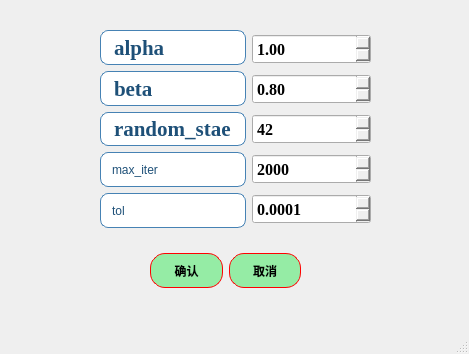
Above: ui/algorithms7_MTW_para.ui from azhongege24/predict_first before the change. Below: the same form after it.
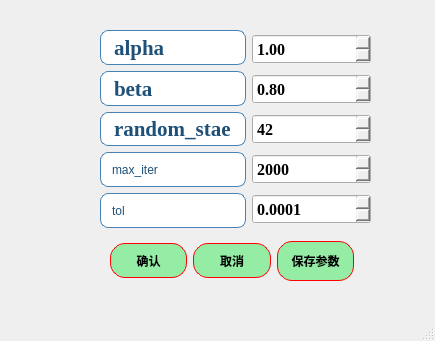
That is the form after the change.

Commit message: 添加了参数记忆功能，然后更新了版本，然后增加了输出结果滚动界面

What changed in the file:
```diff
--- a/ui/algorithms7_MTW_para.ui
+++ b/ui/algorithms7_MTW_para.ui
@@ -6,88 +6,14 @@
    <rect>
     <x>0</x>
     <y>0</y>
-    <width>469</width>
-    <height>354</height>
+    <width>435</width>
+    <height>341</height>
    </rect>
   </property>
   <property name="windowTitle">
    <string>MTW参数选择</string>
   </property>
   <widget class="QWidget" name="centralwidget">
-   <widget class="QWidget" name="layoutWidget">
-    <property name="geometry">
-     <rect>
-      <x>150</x>
-      <y>250</y>
-      <width>151</width>
-      <height>41</height>
-     </rect>
-    </property>
-    <layout class="QHBoxLayout" name="horizontalLayout">
-     <item>
-      <widget class="QPushButton" name="pushButton">
-       <property name="minimumSize">
-        <size>
-         <width>0</width>
-         <height>35</height>
-        </size>
-       </property>
-       <property name="styleSheet">
-        <string notr="true">QPushButton{
-border:1px solid red;   /*边框的粗细，颜色*/
-border-radius:15px;    /*设置圆角半径 */
-padding:2px 4px;  /*QFrame边框与内部其它部件的距离*/
-background-color: rgb(149, 236, 165);	/*背景颜色*/
-color:rgb(0, 0, 0);		/*字体颜色*/
-	font: 18pt &quot;楷体&quot;;
-
-font:bold;
-}
-QPushButton:hover {
-    background-color: rgb(177, 244, 155);    /* 悬停时背景色 */
-}
-QPushButton:pressed {
-    background-color:rgb(99, 181, 255);     /* 点击时背景色 */
-}</string>
-       </property>
-       <property name="text">
-        <string>确认</string>
-       </property>
-      </widget>
-     </item>
-     <item>
-      <widget class="QPushButton" name="pushButton_2">
-       <property name="minimumSize">
-        <size>
-         <width>0</width>
-         <height>35</height>
-        </size>
-       </property>
-       <property name="styleSheet">
-        <string notr="true">QPushButton{
-border:1px solid red;   /*边框的粗细，颜色*/
-border-radius:15px;    /*设置圆角半径 */
-padding:2px 4px;  /*QFrame边框与内部其它部件的距离*/
-background-color: rgb(149, 236, 165);	/*背景颜色*/
-color:rgb(0, 0, 0);		/*字体颜色*/
-	font: 18pt &quot;楷体&quot;;
-
-font:bold;
-}
-QPushButton:hover {
-    background-color: rgb(177, 244, 155);    /* 悬停时背景色 */
-}
-QPushButton:pressed {
-    background-color:rgb(99, 181, 255);     /* 点击时背景色 */
-}</string>
-       </property>
-       <property name="text">
-        <string>取消</string>
-       </property>
-      </widget>
-     </item>
-    </layout>
-   </widget>
    <widget class="QWidget" name="layoutWidget">
     <property name="geometry">
      <rect>
@@ -444,6 +370,111 @@
      </item>
     </layout>
    </widget>
+   <widget class="QWidget" name="">
+    <property name="geometry">
+     <rect>
+      <x>110</x>
+      <y>240</y>
+      <width>244</width>
+      <height>42</height>
+     </rect>
+    </property>
+    <layout class="QHBoxLayout" name="horizontalLayout">
+     <item>
+      <widget class="QPushButton" name="pushButton">
+       <property name="minimumSize">
+        <size>
+         <width>0</width>
+         <height>35</height>
+        </size>
+       </property>
+       <property name="styleSheet">
+        <string notr="true">QPushButton{
+border:1px solid red;   /*边框的粗细，颜色*/
+border-radius:15px;    /*设置圆角半径 */
+padding:2px 4px;  /*QFrame边框与内部其它部件的距离*/
+background-color: rgb(149, 236, 165);	/*背景颜色*/
+color:rgb(0, 0, 0);		/*字体颜色*/
+	font: 18pt &quot;楷体&quot;;
+
+font:bold;
+}
+QPushButton:hover {
+    background-color: rgb(177, 244, 155);    /* 悬停时背景色 */
+}
+QPushButton:pressed {
+    background-color:rgb(99, 181, 255);     /* 点击时背景色 */
+}</string>
+       </property>
+       <property name="text">
+        <string>确认</string>
+       </property>
+      </widget>
+     </item>
+     <item>
+      <widget class="QPushButton" name="pushButton_2">
+       <property name="minimumSize">
+        <size>
+         <width>0</width>
+         <height>35</height>
+        </size>
+       </property>
+       <property name="styleSheet">
+        <string notr="true">QPushButton{
+border:1px solid red;   /*边框的粗细，颜色*/
+border-radius:15px;    /*设置圆角半径 */
+padding:2px 4px;  /*QFrame边框与内部其它部件的距离*/
+background-color: rgb(149, 236, 165);	/*背景颜色*/
+color:rgb(0, 0, 0);		/*字体颜色*/
+	font: 18pt &quot;楷体&quot;;
+
+font:bold;
+}
+QPushButton:hover {
+    background-color: rgb(177, 244, 155);    /* 悬停时背景色 */
+}
+QPushButton:pressed {
+    background-color:rgb(99, 181, 255);     /* 点击时背景色 */
+}</string>
+       </property>
+       <property name="text">
+        <string>取消</string>
+       </property>
+      </widget>
+     </item>
+     <item>
+      <widget class="QPushButton" name="pushButton_save_params">
+       <property name="minimumSize">
+        <size>
+         <width>0</width>
+         <height>40</height>
+        </size>
+       </property>
+       <property name="styleSheet">
+        <string notr="true">QPushButton{
+border:1px solid red;   /*边框的粗细，颜色*/
+border-radius:15px;    /*设置圆角半径 */
+padding:2px 4px;  /*QFrame边框与内部其它部件的距离*/
+background-color: rgb(149, 236, 165);	/*背景颜色*/
+color:rgb(0, 0, 0);		/*字体颜色*/
+	font: 18pt &quot;楷体&quot;;
+
+font:bold;
+}
+QPushButton:hover {
+    background-color: rgb(177, 244, 155);    /* 悬停时背景色 */
+}
+QPushButton:pressed {
+    background-color:rgb(99, 181, 255);     /* 点击时背景色 */
+}</string>
+       </property>
+       <property name="text">
+        <string>保存参数</string>
+       </property>
+      </widget>
+     </item>
+    </layout>
+   </widget>
   </widget>
   <widget class="QMenuBar" name="menubar">
    <property name="geometry">
```
Left out of the diff: 2 changed lines with no effect on the pictures. The commit also changes 47 other files.
